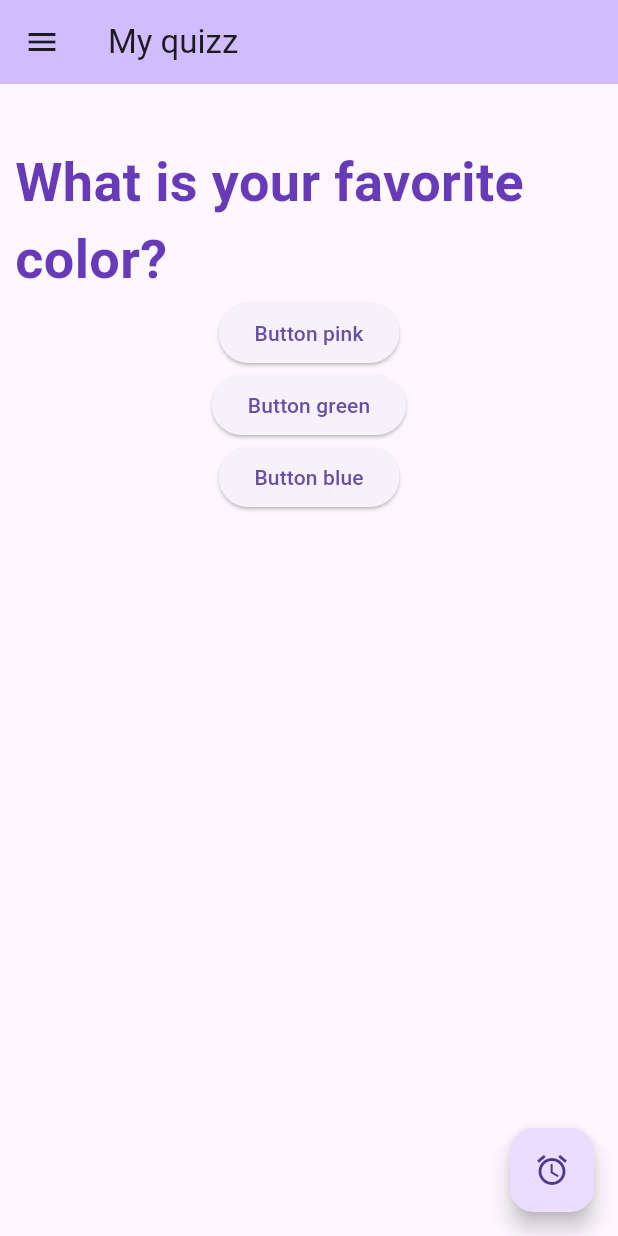
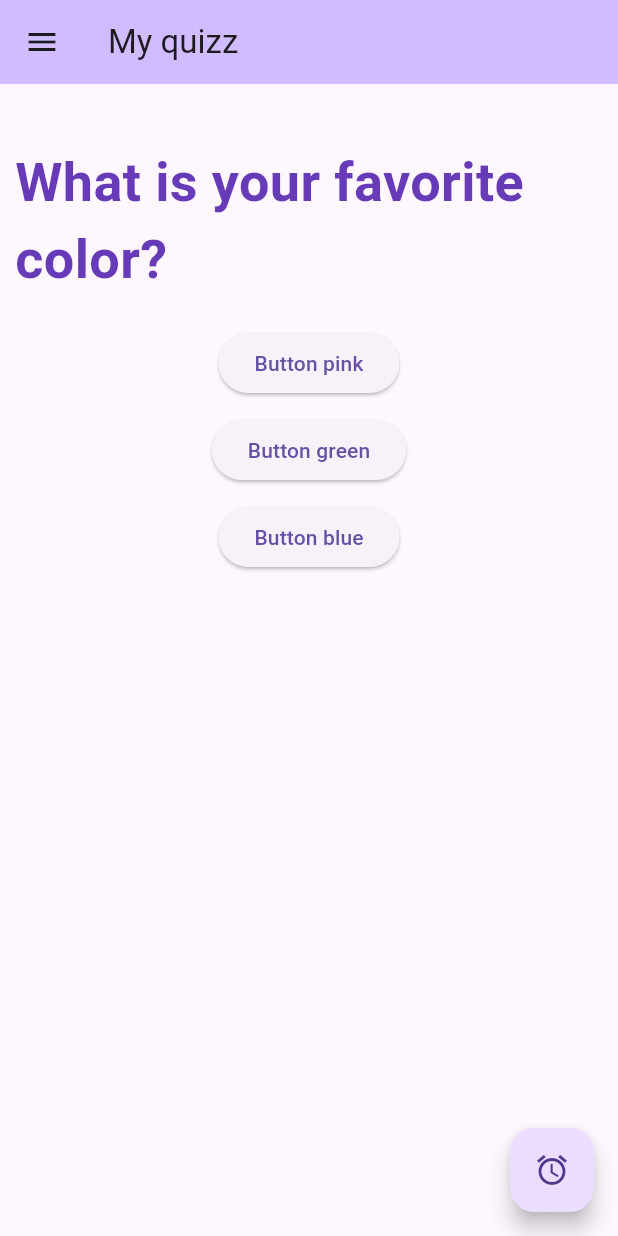
Before and after one commit to karimalabidi12/dev, a Flutter app: the screen it shows after launch, after a tap on "Get start", on a phone screen of 412 x 824 dp. Run offline on Flutter 3.47's test engine with Material 3 defaults, Android fonts, the phone set to English and light mode, and no system bars.

Commit message:
sec commit

```diff
--- a/lib/acceuil.dart
+++ b/lib/acceuil.dart
@@ -16,14 +16,17 @@ class Acceuil extends StatelessWidget {
             style: TextStyle(
                 fontSize: 42,
                 fontWeight: FontWeight.bold,
-                color: Colors.pink[200]),
+                color: const Color.fromARGB(255, 188, 44, 149)),
           ),
-          Image.asset('assets/img/login.jpg', width: 500, height: 250),
+          Image.asset('assets/img/quizz.png', width: 500, height: 250),
           TextButton(
             onPressed: () {
               Navigator.pushNamed(context, '/home');
             },
-            child: Text('Get start'),
+            child: Text(
+              'Get start',
+              style: TextStyle(color: const Color.fromARGB(255, 188, 44, 149)),
+            ),
           )
         ],
       ),
--- a/lib/homepage.dart
+++ b/lib/homepage.dart
@@ -28,18 +28,22 @@ class Homepage extends StatelessWidget {
                   color: Colors.deepPurple,
                 ),
               ),
+              SizedBox(
+                  height: 20), // Espace entre la question et le premier bouton
               ElevatedButton(
                 onPressed: () {
                   print('Bouton rose cliqué');
                 },
                 child: Text('Button pink'),
               ),
+              SizedBox(height: 10), // Espace entre les boutons
               ElevatedButton(
                 onPressed: () {
                   print('Bouton Vert cliqué');
                 },
                 child: Text('Button green'),
               ),
+              SizedBox(height: 10), // Espace entre les boutons
               ElevatedButton(
                 onPressed: () {
                   print('Bouton Bleu cliqué');
--- a/pubspec.yaml
+++ b/pubspec.yaml
@@ -60,7 +60,7 @@ flutter:
 
   # To add assets to your application, add an assets section, like this:
   assets:
-    - assets/img/login.jpg
+    - assets/img/quizz.png
   #   - images/a_dot_ham.jpeg
 
   # An image asset can refer to one or more resolution-specific "variants", see
```
Also changed, not shown: assets/img/login.jpg (deleted), assets/img/quizz.png (added).
